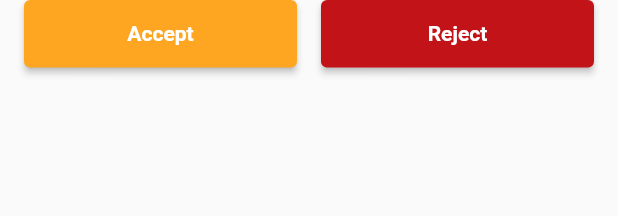
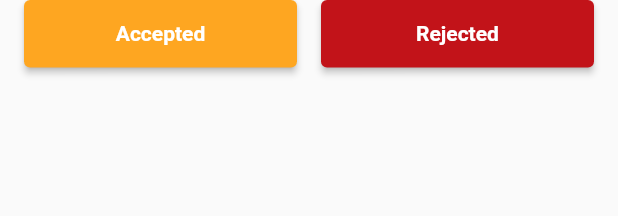
Before and after one commit to Biswajit-Paul-2021/channel_paisa_semi_flutter_module, a Flutter app: the ConsentPending widget shown alone on an empty page, opened directly, on a phone screen of 412 x 824 dp. Shown: the top 216 px of the screen. Run offline on Flutter 3.47's test engine with Material 2 defaults, Android fonts, the phone set to English and light mode, and no system bars; our stand-ins replace bloc, flutter_bloc.

Commit message:
code cleanup

```diff
--- /dev/null
+++ b/lib/constants/app_strings.dart
@@ -0,0 +1,15 @@
+class AppStrings {
+  AppStrings._();
+  static const String methodChannel = 'com.channelpaisa.channelpaisa';
+  static const String accepted = 'Accepted';
+  static const String rejected = 'Rejected';
+  static const String reset = 'reset';
+  static const String pop = 'pop';
+  static const String showToast = 'showToast';
+  static const String orderDetails = 'Order Details';
+  static const String dlNo = 'DL No';
+  static const String gstNo = 'GST No';
+  static const String contactNo = 'Contact Number';
+  static const String receiverDetails = 'Receiver Details';
+  static const String selectedSuppliers = 'Selected Suppliers';
+}
--- a/lib/order_details.dart
+++ b/lib/order_details.dart
@@ -1,4 +1,5 @@
 import 'package:channel_paisa_semi_flutter_module/bloc/order_detail_bloc.dart';
+import 'package:channel_paisa_semi_flutter_module/constants/app_strings.dart';
 import 'package:channel_paisa_semi_flutter_module/models/order.dart';
 import 'package:channel_paisa_semi_flutter_module/widgets/consent_pending.dart';
 import 'package:channel_paisa_semi_flutter_module/widgets/order_item_details.dart';
@@ -7,7 +8,7 @@ import 'package:flutter/material.dart';
 import 'package:flutter/services.dart';
 import 'package:flutter_bloc/flutter_bloc.dart';
 
-final platform = MethodChannel("com.channelpaisa.channelpaisa");
+final platform = MethodChannel(AppStrings.methodChannel);
 
 class OrderDetails extends StatefulWidget {
   OrderDetails();
@@ -111,10 +112,10 @@ class _OrderDetailsState extends State<OrderDetails>
         leading: IconButton(
           icon: Icon(Icons.arrow_back),
           onPressed: () async {
-            await platform.invokeMethod("pop");
+            await platform.invokeMethod(AppStrings.pop);
           },
         ),
-        title: Text('Order Details'),
+        title: Text(AppStrings.orderDetails),
       ),
       body: BlocBuilder<OrderDetailBloc, OrderDetailState>(
         builder: (context, state) {
@@ -137,7 +138,7 @@ class _OrderDetailsState extends State<OrderDetails>
 
   Future<dynamic> _onNativeCallHandler(MethodCall call) async {
     switch (call.method) {
-      case "reset":
+      case AppStrings.reset:
         final map = call.arguments as Map;
         final order = Order.fromJson(map);
         BlocProvider.of<OrderDetailBloc>(context)
--- a/lib/widgets/consent_pending.dart
+++ b/lib/widgets/consent_pending.dart
@@ -1,4 +1,5 @@
 import 'package:channel_paisa_semi_flutter_module/constants/app_colors.dart';
+import 'package:channel_paisa_semi_flutter_module/constants/app_strings.dart';
 import 'package:channel_paisa_semi_flutter_module/order_details.dart';
 import 'package:flutter/material.dart';
 
@@ -17,10 +18,12 @@ class ConsentPending extends StatelessWidget {
               height: 45,
               child: ElevatedButton(
                 onPressed: () {
-                  platform.invokeMethod("showToast", "Accepted");
+                  platform.invokeMethod(AppStrings.showToast, "Accepted");
                 },
-                child: Text('Accept',
-                    style: TextStyle(fontWeight: FontWeight.bold)),
+                child: Text(
+                  AppStrings.accepted,
+                  style: TextStyle(fontWeight: FontWeight.bold),
+                ),
                 style: ElevatedButton.styleFrom(
                     primary: AppColors.primaryDarkColor),
               ),
@@ -32,10 +35,12 @@ class ConsentPending extends StatelessWidget {
               height: 45,
               child: ElevatedButton(
                 onPressed: () {
-                  platform.invokeMethod("showToast", "Rejected");
+                  platform.invokeMethod(AppStrings.showToast, "Rejected");
                 },
-                child: Text('Reject',
-                    style: TextStyle(fontWeight: FontWeight.bold)),
+                child: Text(
+                  AppStrings.rejected,
+                  style: TextStyle(fontWeight: FontWeight.bold),
+                ),
                 style:
                     ElevatedButton.styleFrom(primary: AppColors.rejectedColor),
               ),
--- a/lib/widgets/item_view.dart
+++ b/lib/widgets/item_view.dart
@@ -1,5 +1,6 @@
 // ignore_for_file: public_member_api_docs, sort_constructors_first
 import 'package:channel_paisa_semi_flutter_module/constants/app_colors.dart';
+import 'package:channel_paisa_semi_flutter_module/constants/app_strings.dart';
 import 'package:channel_paisa_semi_flutter_module/models/order.dart';
 import 'package:flutter/material.dart';
 
@@ -63,7 +64,7 @@ class ItemView extends StatelessWidget {
         Padding(
           padding: const EdgeInsets.symmetric(horizontal: 16),
           child: Text(
-            'Selected Suppliers',
+            AppStrings.selectedSuppliers,
             style: TextStyle(fontWeight: FontWeight.w500),
           ),
         ),
--- a/lib/widgets/order_item_details.dart
+++ b/lib/widgets/order_item_details.dart
@@ -1,5 +1,6 @@
 import 'package:channel_paisa_semi_flutter_module/bloc/order_detail_bloc.dart';
 import 'package:channel_paisa_semi_flutter_module/constants/app_colors.dart';
+import 'package:channel_paisa_semi_flutter_module/constants/app_strings.dart';
 import 'package:channel_paisa_semi_flutter_module/models/order.dart';
 import 'package:channel_paisa_semi_flutter_module/widgets/item_view.dart';
 import 'package:flutter/material.dart';
@@ -19,7 +20,7 @@ class OrderItemDetails extends StatelessWidget {
         children: [
           SizedBox(height: 8),
           Text(
-            'Order Details',
+            AppStrings.orderDetails,
             style: TextStyle(
               color: Colors.black,
               fontSize: 18,
--- a/lib/widgets/reciever_details.dart
+++ b/lib/widgets/reciever_details.dart
@@ -1,4 +1,5 @@
 import 'package:channel_paisa_semi_flutter_module/bloc/order_detail_bloc.dart';
+import 'package:channel_paisa_semi_flutter_module/constants/app_strings.dart';
 import 'package:channel_paisa_semi_flutter_module/models/order.dart';
 import 'package:flutter/material.dart';
 import 'package:flutter_bloc/flutter_bloc.dart';
@@ -17,7 +18,7 @@ class RecieverDetails extends StatelessWidget {
         children: [
           SizedBox(height: 16),
           Text(
-            'Receiver Details',
+            AppStrings.receiverDetails,
             style: TextStyle(
               color: Colors.black,
               fontSize: 18,
@@ -40,7 +41,7 @@ class RecieverDetails extends StatelessWidget {
   }
 
   Widget buildIndentificationNoWidget(Order order) {
-    final titleList = ['DL No', 'GST No', 'Contact Numbet'];
+    final titleList = [AppStrings.dlNo, AppStrings.gstNo, AppStrings.contactNo];
     final dataList = [
       order.dlNo ?? 'N/A',
       order.gstNo ?? 'N/A',
```
